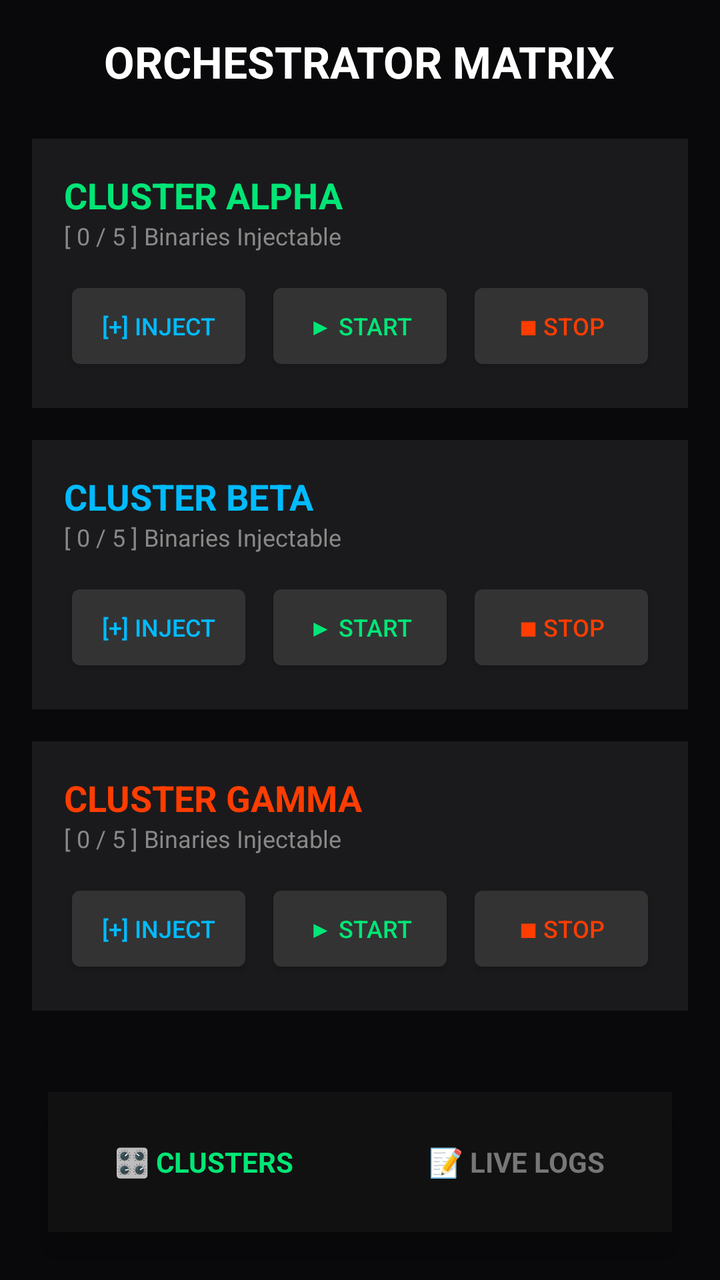
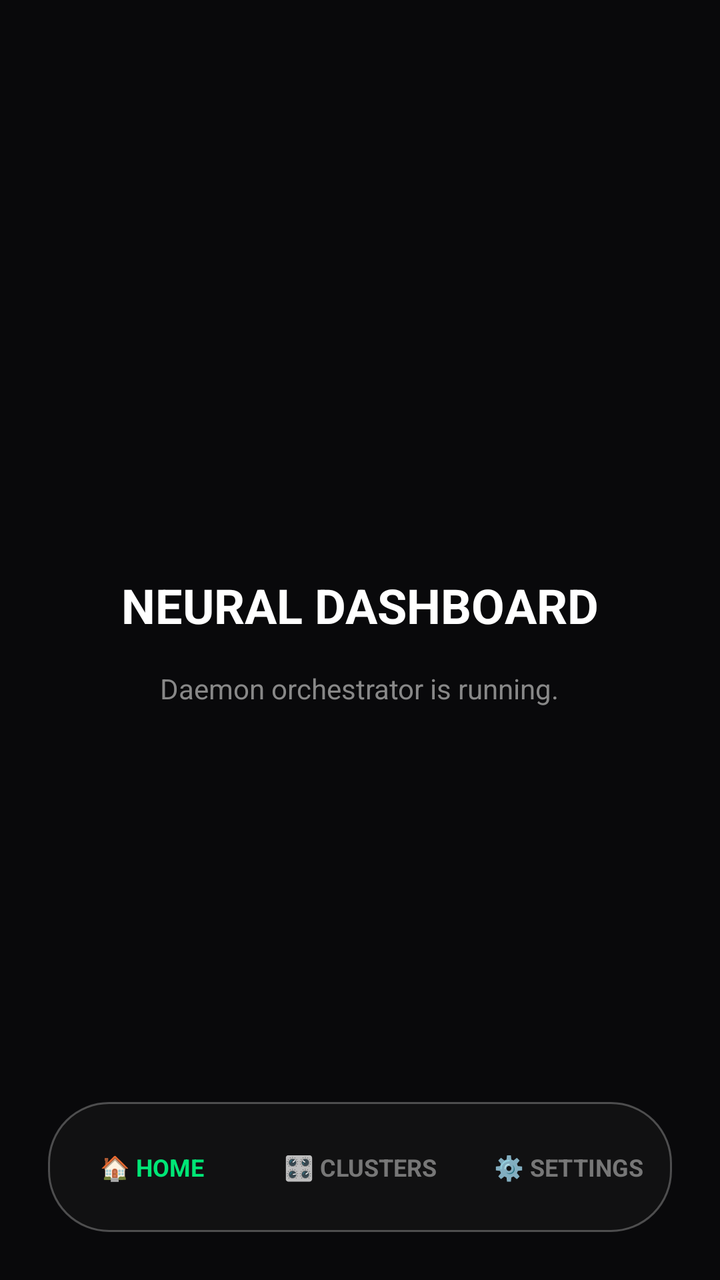

Screens rendered from an Android XML layout before and after an edit, with the pre-edit source and the edit as a unified diff.
<!-- AndroidManifest.xml: application theme android:Theme.DeviceDefault.NoActionBar -->
<!-- res/layout/activity_main.xml -->
<?xml version="1.0" encoding="utf-8"?>
<RelativeLayout xmlns:android="http://schemas.android.com/apk/res/android"
    android:layout_width="match_parent" android:layout_height="match_parent" android:background="#09090B">
    <FrameLayout android:layout_width="match_parent" android:layout_height="match_parent">
        <include layout="@layout/layout_clusters" android:id="@+id/viewClusters" />
        <include layout="@layout/layout_logs" android:id="@+id/viewLogs" android:visibility="gone" />
    </FrameLayout>
    <LinearLayout android:layout_width="match_parent" android:layout_height="70dp" android:layout_alignParentBottom="true" android:layout_marginHorizontal="24dp" android:layout_marginBottom="24dp" android:background="#E6121212" android:orientation="horizontal" android:weightSum="2" android:elevation="10dp" android:gravity="center">
        <TextView android:id="@+id/navClusters" android:layout_width="0dp" android:layout_height="match_parent" android:layout_weight="1" android:gravity="center" android:text="🎛️ CLUSTERS" android:textColor="#00E676" android:textStyle="bold" android:textSize="14sp"/>
        <TextView android:id="@+id/navLogs" android:layout_width="0dp" android:layout_height="match_parent" android:layout_weight="1" android:gravity="center" android:text="📝 LIVE LOGS" android:textColor="#777777" android:textStyle="bold" android:textSize="14sp"/>
    </LinearLayout>
</RelativeLayout>
<!-- res/layout/layout_clusters.xml (included above) -->
<?xml version="1.0" encoding="utf-8"?>
<ScrollView xmlns:android="http://schemas.android.com/apk/res/android"
    android:layout_width="match_parent" android:layout_height="match_parent" android:padding="16dp">
    <LinearLayout android:layout_width="match_parent" android:layout_height="wrap_content" android:orientation="vertical" android:layout_marginBottom="90dp">
        
        <TextView android:layout_width="wrap_content" android:layout_height="wrap_content" android:text="ORCHESTRATOR MATRIX" android:textColor="#FFFFFF" android:textSize="22sp" android:textStyle="bold" android:layout_marginBottom="24dp" android:layout_gravity="center"/>

        
        <LinearLayout android:layout_width="match_parent" android:layout_height="wrap_content" android:orientation="vertical" android:background="#1A1A1C" android:padding="16dp" android:layout_marginBottom="16dp">
            <TextView android:layout_width="wrap_content" android:layout_height="wrap_content" android:text="CLUSTER ALPHA" android:textColor="#00E676" android:textStyle="bold" android:textSize="18sp"/>
            <TextView android:id="@+id/tvAlphaStatus" android:layout_width="wrap_content" android:layout_height="wrap_content" android:text="[ 0 / 5 ] Binaries Injectable" android:textColor="#888888" android:textSize="12sp" android:layout_marginBottom="12dp"/>
            <LinearLayout android:layout_width="match_parent" android:layout_height="wrap_content" android:orientation="horizontal" android:weightSum="3">
                <Button android:id="@+id/btnAlphaInject" android:layout_width="0dp" android:layout_height="50dp" android:layout_weight="1" android:text="[+] INJECT" android:backgroundTint="#333333" android:textColor="#00BBFF" android:textSize="12sp" android:layout_marginRight="4dp"/>
                <Button android:id="@+id/btnAlphaStart" android:layout_width="0dp" android:layout_height="50dp" android:layout_weight="1" android:text="▶ START" android:backgroundTint="#333333" android:textColor="#00E676" android:textSize="12sp" android:layout_marginHorizontal="2dp"/>
                <Button android:id="@+id/btnAlphaStop" android:layout_width="0dp" android:layout_height="50dp" android:layout_weight="1" android:text="■ STOP" android:backgroundTint="#333333" android:textColor="#FF3D00" android:textSize="12sp" android:layout_marginLeft="4dp"/>
            </LinearLayout>
        </LinearLayout>

        
        <LinearLayout android:layout_width="match_parent" android:layout_height="wrap_content" android:orientation="vertical" android:background="#1A1A1C" android:padding="16dp" android:layout_marginBottom="16dp">
            <TextView android:layout_width="wrap_content" android:layout_height="wrap_content" android:text="CLUSTER BETA" android:textColor="#00BBFF" android:textStyle="bold" android:textSize="18sp"/>
            <TextView android:id="@+id/tvBetaStatus" android:layout_width="wrap_content" android:layout_height="wrap_content" android:text="[ 0 / 5 ] Binaries Injectable" android:textColor="#888888" android:textSize="12sp" android:layout_marginBottom="12dp"/>
            <LinearLayout android:layout_width="match_parent" android:layout_height="wrap_content" android:orientation="horizontal" android:weightSum="3">
                <Button android:id="@+id/btnBetaInject" android:layout_width="0dp" android:layout_height="50dp" android:layout_weight="1" android:text="[+] INJECT" android:backgroundTint="#333333" android:textColor="#00BBFF" android:textSize="12sp" android:layout_marginRight="4dp"/>
                <Button android:id="@+id/btnBetaStart" android:layout_width="0dp" android:layout_height="50dp" android:layout_weight="1" android:text="▶ START" android:backgroundTint="#333333" android:textColor="#00E676" android:textSize="12sp" android:layout_marginHorizontal="2dp"/>
                <Button android:id="@+id/btnBetaStop" android:layout_width="0dp" android:layout_height="50dp" android:layout_weight="1" android:text="■ STOP" android:backgroundTint="#333333" android:textColor="#FF3D00" android:textSize="12sp" android:layout_marginLeft="4dp"/>
            </LinearLayout>
        </LinearLayout>

        
        <LinearLayout android:layout_width="match_parent" android:layout_height="wrap_content" android:orientation="vertical" android:background="#1A1A1C" android:padding="16dp" android:layout_marginBottom="16dp">
            <TextView android:layout_width="wrap_content" android:layout_height="wrap_content" android:text="CLUSTER GAMMA" android:textColor="#FF3D00" android:textStyle="bold" android:textSize="18sp"/>
            <TextView android:id="@+id/tvGammaStatus" android:layout_width="wrap_content" android:layout_height="wrap_content" android:text="[ 0 / 5 ] Binaries Injectable" android:textColor="#888888" android:textSize="12sp" android:layout_marginBottom="12dp"/>
            <LinearLayout android:layout_width="match_parent" android:layout_height="wrap_content" android:orientation="horizontal" android:weightSum="3">
                <Button android:id="@+id/btnGammaInject" android:layout_width="0dp" android:layout_height="50dp" android:layout_weight="1" android:text="[+] INJECT" android:backgroundTint="#333333" android:textColor="#00BBFF" android:textSize="12sp" android:layout_marginRight="4dp"/>
                <Button android:id="@+id/btnGammaStart" android:layout_width="0dp" android:layout_height="50dp" android:layout_weight="1" android:text="▶ START" android:backgroundTint="#333333" android:textColor="#00E676" android:textSize="12sp" android:layout_marginHorizontal="2dp"/>
                <Button android:id="@+id/btnGammaStop" android:layout_width="0dp" android:layout_height="50dp" android:layout_weight="1" android:text="■ STOP" android:backgroundTint="#333333" android:textColor="#FF3D00" android:textSize="12sp" android:layout_marginLeft="4dp"/>
            </LinearLayout>
        </LinearLayout>
    </LinearLayout>
</ScrollView>
<!-- res/layout/layout_logs.xml (included above) -->
<?xml version="1.0" encoding="utf-8"?>
<LinearLayout xmlns:android="http://schemas.android.com/apk/res/android"
    android:layout_width="match_parent" android:layout_height="match_parent" android:orientation="vertical" android:padding="24dp">
    <TextView android:layout_width="wrap_content" android:layout_height="wrap_content" android:text="LIVE KERNEL LOGS" android:textColor="#FFFFFF" android:textSize="20sp" android:textStyle="bold" android:layout_marginBottom="16dp"/>
    <ScrollView android:layout_width="match_parent" android:layout_height="match_parent" android:background="#111111" android:padding="12dp" android:layout_marginBottom="80dp">
        <TextView android:id="@+id/tvLogs" android:layout_width="match_parent" android:layout_height="wrap_content" android:text="> KUL Daemon Manager v2.0 siap...\n> Menunggu injeksi biner...\n" android:textColor="#00E676" android:fontFamily="monospace" android:textSize="12sp"/>
    </ScrollView>
</LinearLayout>
<!-- resources referenced by this layout -->
<resources>

</resources>

<!-- the commit's change to res/layout/activity_main.xml (unified diff, before → after) -->
@@ -2,62 +2,41 @@
 <RelativeLayout xmlns:android="http://schemas.android.com/apk/res/android"
     android:layout_width="match_parent" android:layout_height="match_parent" android:background="#09090B">
     <FrameLayout android:layout_width="match_parent" android:layout_height="match_parent">
-        <include layout="@layout/layout_clusters" android:id="@+id/viewClusters" />
-        <include layout="@layout/layout_logs" android:id="@+id/viewLogs" android:visibility="gone" />
+        <include layout="@layout/layout_home" android:id="@+id/viewHome" />
+        <include layout="@layout/layout_clusters" android:id="@+id/viewClusters" android:visibility="gone" />
+        <include layout="@layout/layout_settings" android:id="@+id/viewSettings" android:visibility="gone" />
     </FrameLayout>
-    <LinearLayout android:layout_width="match_parent" android:layout_height="70dp" android:layout_alignParentBottom="true" android:layout_marginHorizontal="24dp" android:layout_marginBottom="24dp" android:background="#E6121212" android:orientation="horizontal" android:weightSum="2" android:elevation="10dp" android:gravity="center">
-        <TextView android:id="@+id/navClusters" android:layout_width="0dp" android:layout_height="match_parent" android:layout_weight="1" android:gravity="center" android:text="🎛️ CLUSTERS" android:textColor="#00E676" android:textStyle="bold" android:textSize="14sp"/>
-        <TextView android:id="@+id/navLogs" android:layout_width="0dp" android:layout_height="match_parent" android:layout_weight="1" android:gravity="center" android:text="📝 LIVE LOGS" android:textColor="#777777" android:textStyle="bold" android:textSize="14sp"/>
+    <LinearLayout android:layout_width="match_parent" android:layout_height="65dp" android:layout_alignParentBottom="true" android:layout_marginHorizontal="24dp" android:layout_marginBottom="24dp" android:background="@drawable/bg_floating_nav" android:orientation="horizontal" android:weightSum="3" android:elevation="10dp" android:gravity="center">
+        <TextView android:id="@+id/navHome" android:layout_width="0dp" android:layout_height="match_parent" android:layout_weight="1" android:gravity="center" android:text="🏠 HOME" android:textColor="#00E676" android:textStyle="bold" android:textSize="12sp"/>
+        <TextView android:id="@+id/navClusters" android:layout_width="0dp" android:layout_height="match_parent" android:layout_weight="1" android:gravity="center" android:text="🎛️ CLUSTERS" android:textColor="#777777" android:textStyle="bold" android:textSize="12sp"/>
+        <TextView android:id="@+id/navSettings" android:layout_width="0dp" android:layout_height="match_parent" android:layout_weight="1" android:gravity="center" android:text="⚙️ SETTINGS" android:textColor="#777777" android:textStyle="bold" android:textSize="12sp"/>
     </LinearLayout>
 </RelativeLayout>
+<!-- res/layout/layout_home.xml (included above) -->
+<?xml version="1.0" encoding="utf-8"?>
+<LinearLayout xmlns:android="http://schemas.android.com/apk/res/android"
+    android:layout_width="match_parent" android:layout_height="match_parent" android:orientation="vertical" android:padding="24dp" android:gravity="center">
+    <TextView android:layout_width="wrap_content" android:layout_height="wrap_content" android:text="NEURAL DASHBOARD" android:textColor="#FFFFFF" android:textSize="24sp" android:textStyle="bold" android:layout_marginBottom="16dp"/>
+    <TextView android:layout_width="wrap_content" android:layout_height="wrap_content" android:text="Daemon orchestrator is running." android:textColor="#888888" android:textSize="14sp"/>
+</LinearLayout>
 <!-- res/layout/layout_clusters.xml (included above) -->
 <?xml version="1.0" encoding="utf-8"?>
-<ScrollView xmlns:android="http://schemas.android.com/apk/res/android"
-    android:layout_width="match_parent" android:layout_height="match_parent" android:padding="16dp">
-    <LinearLayout android:layout_width="match_parent" android:layout_height="wrap_content" android:orientation="vertical" android:layout_marginBottom="90dp">
-        
-        <TextView android:layout_width="wrap_content" android:layout_height="wrap_content" android:text="ORCHESTRATOR MATRIX" android:textColor="#FFFFFF" android:textSize="22sp" android:textStyle="bold" android:layout_marginBottom="24dp" android:layout_gravity="center"/>
-
-        
-        <LinearLayout android:layout_width="match_parent" android:layout_height="wrap_content" android:orientation="vertical" android:background="#1A1A1C" android:padding="16dp" android:layout_marginBottom="16dp">
-            <TextView android:layout_width="wrap_content" android:layout_height="wrap_content" android:text="CLUSTER ALPHA" android:textColor="#00E676" android:textStyle="bold" android:textSize="18sp"/>
-            <TextView android:id="@+id/tvAlphaStatus" android:layout_width="wrap_content" android:layout_height="wrap_content" android:text="[ 0 / 5 ] Binaries Injectable" android:textColor="#888888" android:textSize="12sp" android:layout_marginBottom="12dp"/>
-            <LinearLayout android:layout_width="match_parent" android:layout_height="wrap_content" android:orientation="horizontal" android:weightSum="3">
-                <Button android:id="@+id/btnAlphaInject" android:layout_width="0dp" android:layout_height="50dp" android:layout_weight="1" android:text="[+] INJECT" android:backgroundTint="#333333" android:textColor="#00BBFF" android:textSize="12sp" android:layout_marginRight="4dp"/>
-                <Button android:id="@+id/btnAlphaStart" android:layout_width="0dp" android:layout_height="50dp" android:layout_weight="1" android:text="▶ START" android:backgroundTint="#333333" android:textColor="#00E676" android:textSize="12sp" android:layout_marginHorizontal="2dp"/>
-                <Button android:id="@+id/btnAlphaStop" android:layout_width="0dp" android:layout_height="50dp" android:layout_weight="1" android:text="■ STOP" android:backgroundTint="#333333" android:textColor="#FF3D00" android:textSize="12sp" android:layout_marginLeft="4dp"/>
-            </LinearLayout>
+<RelativeLayout xmlns:android="http://schemas.android.com/apk/res/android"
+    android:layout_width="match_parent" android:layout_height="match_parent">
+    <ScrollView android:layout_width="match_parent" android:layout_height="match_parent" android:padding="16dp">
+        <LinearLayout android:id="@+id/clusterContainer" android:layout_width="match_parent" android:layout_height="wrap_content" android:orientation="vertical" android:layout_marginBottom="90dp">
+            <TextView android:layout_width="wrap_content" android:layout_height="wrap_content" android:text="ORCHESTRATOR MATRIX" android:textColor="#FFFFFF" android:textSize="20sp" android:textStyle="bold" android:layout_marginBottom="16dp" android:layout_gravity="center"/>
+            <Button android:id="@+id/btnAddCluster" android:layout_width="match_parent" android:layout_height="60dp" android:text="+ CREATE NEW CLUSTER" android:backgroundTint="#00E676" android:textColor="#000000" android:textStyle="bold" android:layout_marginBottom="24dp"/>
+            
         </LinearLayout>
-
-        
-        <LinearLayout android:layout_width="match_parent" android:layout_height="wrap_content" android:orientation="vertical" android:background="#1A1A1C" android:padding="16dp" android:layout_marginBottom="16dp">
-            <TextView android:layout_width="wrap_content" android:layout_height="wrap_content" android:text="CLUSTER BETA" android:textColor="#00BBFF" android:textStyle="bold" android:textSize="18sp"/>
-            <TextView android:id="@+id/tvBetaStatus" android:layout_width="wrap_content" android:layout_height="wrap_content" android:text="[ 0 / 5 ] Binaries Injectable" android:textColor="#888888" android:textSize="12sp" android:layout_marginBottom="12dp"/>
-            <LinearLayout android:layout_width="match_parent" android:layout_height="wrap_content" android:orientation="horizontal" android:weightSum="3">
-                <Button android:id="@+id/btnBetaInject" android:layout_width="0dp" android:layout_height="50dp" android:layout_weight="1" android:text="[+] INJECT" android:backgroundTint="#333333" android:textColor="#00BBFF" android:textSize="12sp" android:layout_marginRight="4dp"/>
-                <Button android:id="@+id/btnBetaStart" android:layout_width="0dp" android:layout_height="50dp" android:layout_weight="1" android:text="▶ START" android:backgroundTint="#333333" android:textColor="#00E676" android:textSize="12sp" android:layout_marginHorizontal="2dp"/>
-                <Button android:id="@+id/btnBetaStop" android:layout_width="0dp" android:layout_height="50dp" android:layout_weight="1" android:text="■ STOP" android:backgroundTint="#333333" android:textColor="#FF3D00" android:textSize="12sp" android:layout_marginLeft="4dp"/>
-            </LinearLayout>
-        </LinearLayout>
-
-        
-        <LinearLayout android:layout_width="match_parent" android:layout_height="wrap_content" android:orientation="vertical" android:background="#1A1A1C" android:padding="16dp" android:layout_marginBottom="16dp">
-            <TextView android:layout_width="wrap_content" android:layout_height="wrap_content" android:text="CLUSTER GAMMA" android:textColor="#FF3D00" android:textStyle="bold" android:textSize="18sp"/>
-            <TextView android:id="@+id/tvGammaStatus" android:layout_width="wrap_content" android:layout_height="wrap_content" android:text="[ 0 / 5 ] Binaries Injectable" android:textColor="#888888" android:textSize="12sp" android:layout_marginBottom="12dp"/>
-            <LinearLayout android:layout_width="match_parent" android:layout_height="wrap_content" android:orientation="horizontal" android:weightSum="3">
-                <Button android:id="@+id/btnGammaInject" android:layout_width="0dp" android:layout_height="50dp" android:layout_weight="1" android:text="[+] INJECT" android:backgroundTint="#333333" android:textColor="#00BBFF" android:textSize="12sp" android:layout_marginRight="4dp"/>
-                <Button android:id="@+id/btnGammaStart" android:layout_width="0dp" android:layout_height="50dp" android:layout_weight="1" android:text="▶ START" android:backgroundTint="#333333" android:textColor="#00E676" android:textSize="12sp" android:layout_marginHorizontal="2dp"/>
-                <Button android:id="@+id/btnGammaStop" android:layout_width="0dp" android:layout_height="50dp" android:layout_weight="1" android:text="■ STOP" android:backgroundTint="#333333" android:textColor="#FF3D00" android:textSize="12sp" android:layout_marginLeft="4dp"/>
-            </LinearLayout>
-        </LinearLayout>
-    </LinearLayout>
-</ScrollView>
-<!-- res/layout/layout_logs.xml (included above) -->
+    </ScrollView>
+</RelativeLayout>
+<!-- res/layout/layout_settings.xml (included above) -->
 <?xml version="1.0" encoding="utf-8"?>
 <LinearLayout xmlns:android="http://schemas.android.com/apk/res/android"
     android:layout_width="match_parent" android:layout_height="match_parent" android:orientation="vertical" android:padding="24dp">
-    <TextView android:layout_width="wrap_content" android:layout_height="wrap_content" android:text="LIVE KERNEL LOGS" android:textColor="#FFFFFF" android:textSize="20sp" android:textStyle="bold" android:layout_marginBottom="16dp"/>
-    <ScrollView android:layout_width="match_parent" android:layout_height="match_parent" android:background="#111111" android:padding="12dp" android:layout_marginBottom="80dp">
-        <TextView android:id="@+id/tvLogs" android:layout_width="match_parent" android:layout_height="wrap_content" android:text="> KUL Daemon Manager v2.0 siap...\n> Menunggu injeksi biner...\n" android:textColor="#00E676" android:fontFamily="monospace" android:textSize="12sp"/>
-    </ScrollView>
+    <TextView android:layout_width="wrap_content" android:layout_height="wrap_content" android:text="UNIVERSAL SETTINGS" android:textColor="#FFFFFF" android:textSize="20sp" android:textStyle="bold" android:layout_marginBottom="24dp"/>
+    <Switch android:layout_width="match_parent" android:layout_height="wrap_content" android:text="Auto-Restart on Crash" android:textColor="#AAAAAA" android:layout_marginBottom="16dp"/>
+    <Switch android:layout_width="match_parent" android:layout_height="wrap_content" android:text="Aggressive RAM Allocation" android:textColor="#AAAAAA" android:layout_marginBottom="16dp"/>
+    <TextView android:layout_width="wrap_content" android:layout_height="wrap_content" android:text="[ Pengaturan ini akan diterapkan pada iterasi berikutnya ]" android:textColor="#555555" android:textSize="12sp" android:layout_marginTop="30dp"/>
 </LinearLayout>
<!-- resource entries referenced after the edit -->
@@ -1,5 +1,11 @@
 <!-- resources referenced by this layout -->
 <resources>
-
+  <!-- drawable bg_floating_nav (drawable) -->
+  <?xml version="1.0" encoding="utf-8"?>
+  <shape xmlns:android="http://schemas.android.com/apk/res/android">
+      <corners android:radius="30dp" />
+      <solid android:color="#F2121212" /> 
+      <stroke android:width="1dp" android:color="#44FFFFFF" />
+  </shape>
 </resources>
 
